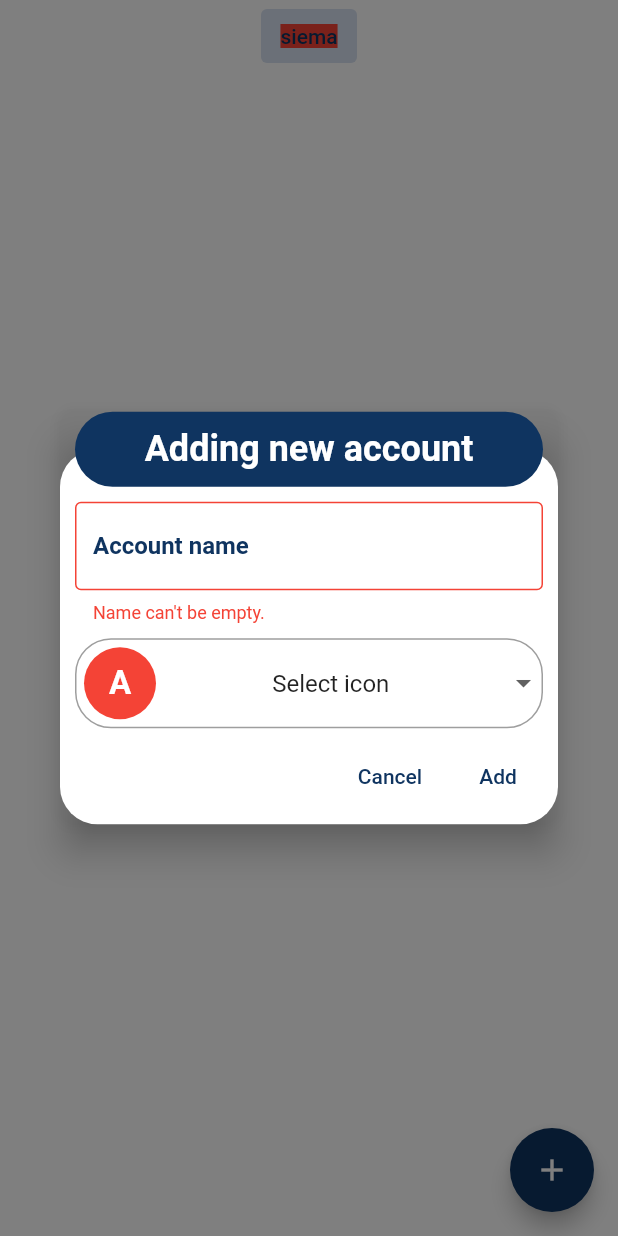
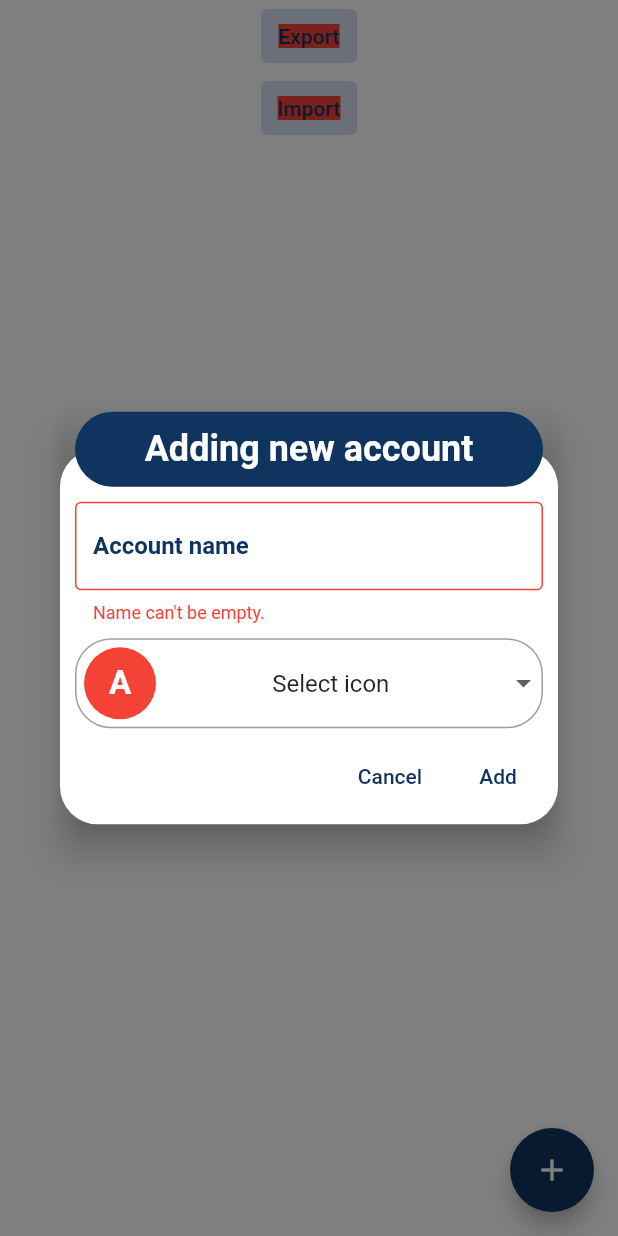
Before and after one commit to LiLatee/Safer_PasswordStorage, a Flutter app: the screen it shows after launch, after a tap on the "add" icon, on a phone screen of 412 x 824 dp. Run offline on Flutter 3.47's test engine with Material 2 defaults, Android fonts, the phone set to English and light mode, and no system bars; drawn by our look-alikes of auto_size_text; our stand-ins replace file_picker, floor, flutter_colorpicker, image_picker, permission_handler, rxdart and 1 more; missing offline and left inert: aes_crypt, random_color; accounts and stored records are empty; generated files the repository leaves out were written again.

Commit message:
working at importing data

```diff
--- a/lib/components/dialog_template.dart
+++ b/lib/components/dialog_template.dart
@@ -4,16 +4,19 @@ import 'package:flutter/material.dart';
 import '../utils/constants.dart' as MyConstants;
 
 class MyDialog extends StatelessWidget {
-  final Widget content;
-  final String title;
-  final List<Widget>? buttons;
+  final Widget _content;
+  final String _title;
+  final List<Widget>? _buttons;
 
   const MyDialog({
     Key? key,
-    required this.content,
-    required this.title,
-    this.buttons,
-  }) : super(key: key);
+    required content,
+    required title,
+    buttons,
+  })  : _content = content,
+        _title = title,
+        _buttons = buttons,
+        super(key: key);
 
   @override
   Widget build(BuildContext context) {
@@ -29,7 +32,7 @@ class MyDialog extends StatelessWidget {
           children: <Widget>[
             Stack(
               children: <Widget>[
-                buttons != null ? buildDialogContent(buttons!) : Container(),
+                _buttons != null ? buildDialogContent(_buttons!) : Container(),
                 buildDialogHeader(context)
               ],
             ),
@@ -50,7 +53,7 @@ class MyDialog extends StatelessWidget {
       margin: EdgeInsets.only(top: MyConstants.defaultCircularBorderRadius),
       child: Column(
         children: [
-          content,
+          _content,
           ButtonBar(
             children: buttons ?? [],
           ),
@@ -73,7 +76,7 @@ class MyDialog extends StatelessWidget {
           child: Padding(
             padding: const EdgeInsets.all(MyConstants.defaultPadding / 4),
             child: AutoSizeText(
-              title,
+              _title,
               style: Theme.of(context).textTheme.headline2,
               maxLines: 2,
               textAlign: TextAlign.center,
--- a/lib/models/SQLprovider.dart
+++ b/lib/models/SQLprovider.dart
@@ -21,12 +21,12 @@ class SQLprovider extends ChangeNotifier {
     _SQL_DB = await $FloorAppDatabase.databaseBuilder("app_database.db").build();
   }
 
-  static String getDatabasePath() {
+  static String? getDatabasePath() {
     if (_SQL_DB.getDatabaseObject() is sqflite.Database) {
       var f = _SQL_DB.getDatabaseObject();
       return (f as sqflite.Database).path.toString();
     }
-    return "niema"; // TODO
+    return null; // TODO
 
   }
 
--- a/lib/screens/passwords_list/passwords_list_page.dart
+++ b/lib/screens/passwords_list/passwords_list_page.dart
@@ -13,7 +13,6 @@ import 'package:mysimplepasswordstorage/models/SQLprovider.dart';
 import 'package:mysimplepasswordstorage/screens/passwords_list/components/add_account_dialog/add_account_dialog.dart';
 import 'package:permission_handler/permission_handler.dart';
 import 'package:provider/provider.dart';
-import 'package:path_provider/path_provider.dart';
 import 'components/body.dart';
 import '../../utils/constants.dart' as MyConstants;
 
@@ -33,8 +32,11 @@ class _PasswordListPageState extends State<PasswordsListPage> {
           child: Column(
             children: [
               TextButton(
-                  onPressed: () => DataProvider.exportEncryptedDatabase(secretKey: "HASELKO"),
-                  child: Container(color: Colors.red, child: Text("siema"))),
+                  onPressed: () => DataProvider.exportEncryptedDatabase(context: context),
+                  child: Container(color: Colors.red, child: Text("Export"))),
+              TextButton(
+                  onPressed: () => DataProvider.importEncyptedDatabase(context: context),
+                  child: Container(color: Colors.red, child: Text("Import"))),
               Body(
                   // accounts: dataProvider.accounts,
                   ),
--- a/pubspec.yaml
+++ b/pubspec.yaml
@@ -23,7 +23,6 @@ dependencies:
   random_color: ^1.0.6-nullsafety
   auto_size_text: ^3.0.0-nullsafety.0
   flutter_colorpicker: ^0.4.0-nullsafety.0
-#  file_picker: ^1.13.3
   image_picker: ^0.7.2+1
   floor: ^1.0.0
   rxdart: ^0.26.0
@@ -31,7 +30,7 @@ dependencies:
 #  encrypt: ^3.0.0
   aes_crypt: ^0.1.1
   permission_handler: ^6.1.1
-  path_provider: ^2.0.1
+  file_picker: ^3.0.0
 
 
   # The following adds the Cupertino Icons font to your application.
```
Also changed, not shown: lib/components/field_widget.dart (+9 -11 lines), lib/models/DataProvider.dart (+72 -4 lines).
